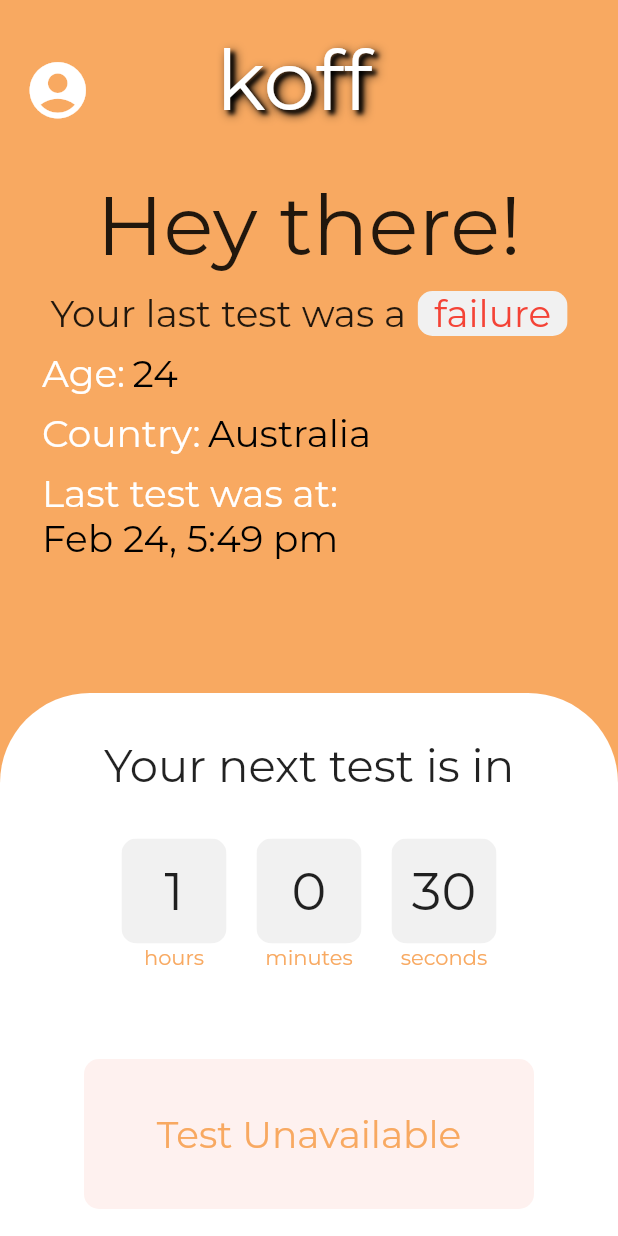
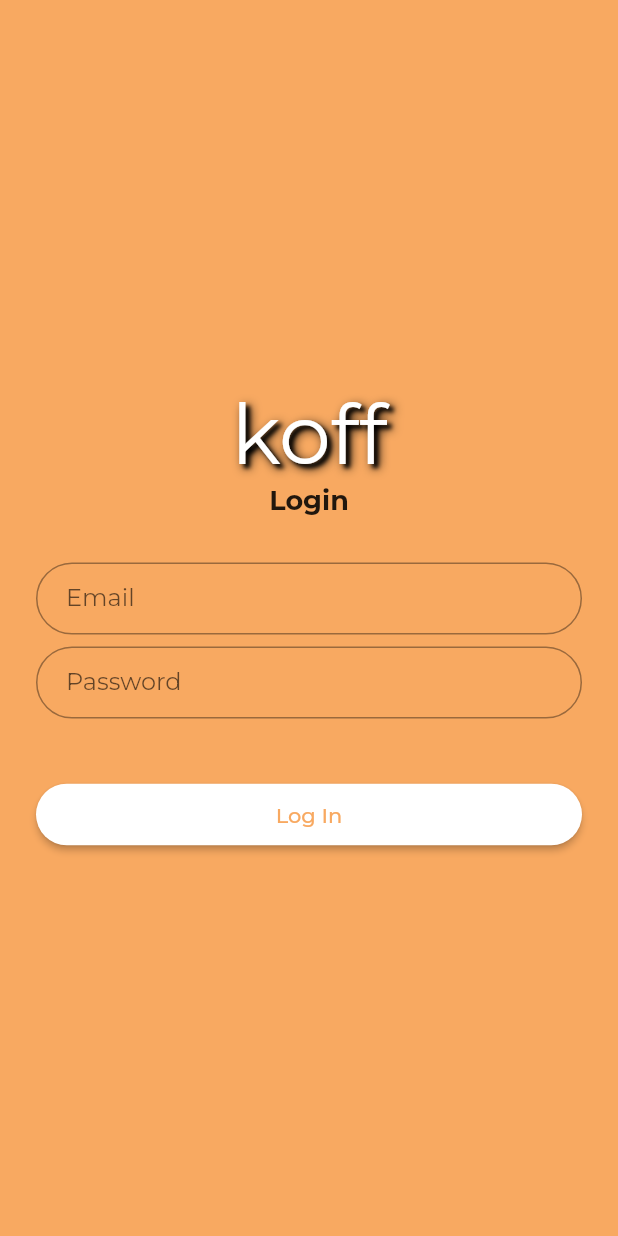
Before and after one commit to Team-CodeSec-UNIHACK/mobile_app, a Flutter app: the screen it shows after launch, on a phone screen of 412 x 824 dp. Run offline on Flutter 3.47's test engine with Material 2 defaults, Android fonts, the phone set to English and light mode, and no system bars; drawn by our look-alikes of flutter_countdown_timer; our stand-ins replace google_fonts, toast.

Commit message:
login.dart added

```diff
--- /dev/null
+++ b/lib/checking.dart
@@ -0,0 +1,15 @@
+import 'package:flutter/material.dart';
+
+class checkingPage extends StatefulWidget {
+  checkingPage({Key key}) : super(key: key);
+
+  @override
+  _checkingPageState createState() => _checkingPageState();
+}
+
+class _checkingPageState extends State<checkingPage> {
+  @override
+  Widget build(BuildContext context) {
+    return Container();
+  }
+}
--- /dev/null
+++ b/lib/colors.dart
@@ -0,0 +1,18 @@
+import 'package:flutter/material.dart';
+
+class ColorsClass {
+  static Map<int, Color> colorone = {
+    50: Color.fromRGBO(248, 169, 97, .1),
+    100: Color.fromRGBO(248, 169, 97, .2),
+    200: Color.fromRGBO(248, 169, 97, .3),
+    300: Color.fromRGBO(248, 169, 97, .4),
+    400: Color.fromRGBO(248, 169, 97, .5),
+    500: Color.fromRGBO(248, 169, 97, .6),
+    600: Color.fromRGBO(248, 169, 97, .7),
+    700: Color.fromRGBO(248, 169, 97, .8),
+    800: Color.fromRGBO(248, 169, 97, .9),
+    900: Color.fromRGBO(248, 169, 97, 1),
+  };
+
+  static MaterialColor mainYellow = MaterialColor(0xFFF8A961, colorone);
+}
--- /dev/null
+++ b/lib/login.dart
@@ -0,0 +1,137 @@
+import 'dart:convert';
+//import 'package:shared_preferences/shared_preferences.dart';
+import 'package:flutter/material.dart';
+import 'package:google_fonts/google_fonts.dart';
+import 'package:koff/colors.dart';
+import 'package:koff/home.dart';
+import 'package:toast/toast.dart';
+//import 'gallery.dart';
+import 'main.dart';
+//import 'package:toast/toast.dart';
+import 'package:http/http.dart';
+
+class LoginPage extends StatefulWidget {
+  static String tag = 'login-page';
+  @override
+  _LoginPageState createState() => new _LoginPageState();
+}
+
+final emailController = TextEditingController();
+final passwordController = TextEditingController();
+
+class _LoginPageState extends State<LoginPage> {
+  _login() async {
+    //SharedPreferences prefs = await SharedPreferences.getInstance();
+  }
+
+  @override
+  Widget build(BuildContext context) {
+    // final logo = Hero(
+    //   tag: 'hero',
+    //   child: CircleAvatar(
+    //     backgroundColor: Colors.transparent,
+    //     radius: 48.0,
+    //     child: Image.asset('images/logo.png'),
+    //   ),
+    // );
+
+    final email = TextField(
+      controller: emailController,
+      keyboardType: TextInputType.emailAddress,
+      autofocus: false,
+      //initialValue: '',
+      decoration: InputDecoration(
+        hintText: 'Email',
+        contentPadding: EdgeInsets.fromLTRB(20.0, 10.0, 20.0, 10.0),
+        border: OutlineInputBorder(borderRadius: BorderRadius.circular(32.0)),
+      ),
+    );
+
+    final password = TextField(
+      controller: passwordController,
+      autofocus: false,
+      //initialValue: '',
+      obscureText: true,
+      decoration: InputDecoration(
+        hintText: 'Password',
+        contentPadding: EdgeInsets.fromLTRB(20.0, 10.0, 20.0, 10.0),
+        border: OutlineInputBorder(borderRadius: BorderRadius.circular(32.0)),
+      ),
+    );
+
+    final loginButton = Padding(
+      padding: EdgeInsets.symmetric(vertical: 16.0),
+      child: RaisedButton(
+        shape: RoundedRectangleBorder(
+          borderRadius: BorderRadius.circular(24),
+        ),
+        onPressed: () {
+          _login();
+
+          // Navigator.of(context).pushReplacement(MaterialPageRoute(
+          //   builder: (context) => GalleryDemo(),
+          // ));
+        },
+        padding: EdgeInsets.all(12),
+        color: Colors.white,
+        child: Text('Log In', style: TextStyle(color: ColorsClass.mainYellow)),
+      ),
+    );
+
+    final logoLabel = Text(
+      "koff",
+      textAlign: TextAlign.center,
+      style: GoogleFonts.montserrat(
+        fontSize: 55,
+        color: Colors.white,
+        shadows: <Shadow>[
+          Shadow(
+            offset: Offset(3.0, 3.0),
+            blurRadius: 3.0,
+            color: Color.fromARGB(255, 0, 0, 0),
+          ),
+          Shadow(
+            offset: Offset(3.0, 3.0),
+            blurRadius: 8.0,
+            color: Colors.black,
+          ),
+        ],
+      ),
+    );
+
+    // final logoLabel = Text(
+    //   'koff',
+    //   textAlign: TextAlign.center,
+    //   overflow: TextOverflow.ellipsis,
+    //   style: TextStyle(fontWeight: FontWeight.bold, fontSize: 36.0),
+    // );
+    final belowlogoLabel = Text(
+      'Login',
+      textAlign: TextAlign.center,
+      overflow: TextOverflow.ellipsis,
+      style: TextStyle(fontWeight: FontWeight.bold, fontSize: 18.0),
+    );
+
+    return Scaffold(
+      backgroundColor: ColorsClass.mainYellow,
+      body: Center(
+        child: ListView(
+          shrinkWrap: true,
+          padding: EdgeInsets.only(left: 24.0, right: 24.0),
+          children: <Widget>[
+            // logo,
+            SizedBox(height: 15.0),
+            logoLabel,
+            belowlogoLabel,
+            SizedBox(height: 30.0),
+            email,
+            SizedBox(height: 8.0),
+            password,
+            SizedBox(height: 24.0),
+            loginButton,
+          ],
+        ),
+      ),
+    );
+  }
+}
--- a/lib/main.dart
+++ b/lib/main.dart
@@ -1,6 +1,9 @@
 import 'package:flutter/material.dart';
+import 'package:google_fonts/google_fonts.dart';
+import 'package:koff/colors.dart';
 import 'package:koff/countdowntest.dart';
 import 'package:koff/home.dart';
+import 'package:koff/login.dart';
 
 void main() {
   runApp(MyApp());
@@ -13,19 +16,21 @@ class MyApp extends StatelessWidget {
     return MaterialApp(
       title: 'koff',
       theme: ThemeData(
-        // This is the theme of your application.
-        //
-        // Try running your application with "flutter run". You'll see the
-        // application has a blue toolbar. Then, without quitting the app, try
-        // changing the primarySwatch below to Colors.green and then invoke
-        // "hot reload" (press "r" in the console where you ran "flutter run",
-        // or simply save your changes to "hot reload" in a Flutter IDE).
-        // Notice that the counter didn't reset back to zero; the application
-        // is not restarted.
-        primarySwatch: Colors.blue,
+        primarySwatch: ColorsClass.mainYellow,
+        accentColor: Colors.white,
+        cursorColor: ColorsClass.mainYellow,
+        textTheme: TextTheme(
+          display2: GoogleFonts.montserrat(
+            fontSize: 45,
+            color: Colors.white,
+          ),
+          button: GoogleFonts.montserrat(),
+          subhead: GoogleFonts.montserrat(),
+          body1: GoogleFonts.montserrat(),
+        ),
       ),
       //home: MyHomePage(title: 'Flutter Demo Home Page'),
-      home: HomeScreen(),
+      home: LoginPage(),
     );
   }
 }
--- a/pubspec.yaml
+++ b/pubspec.yaml
@@ -25,6 +25,7 @@ dependencies:
     sdk: flutter
   google_fonts: ^1.1.2
   flutter_countdown_timer: ^3.0.1
+  toast: ^0.1.5
 
 
   # The following adds the Cupertino Icons font to your application.
```
Also changed, not shown: pubspec.lock.
